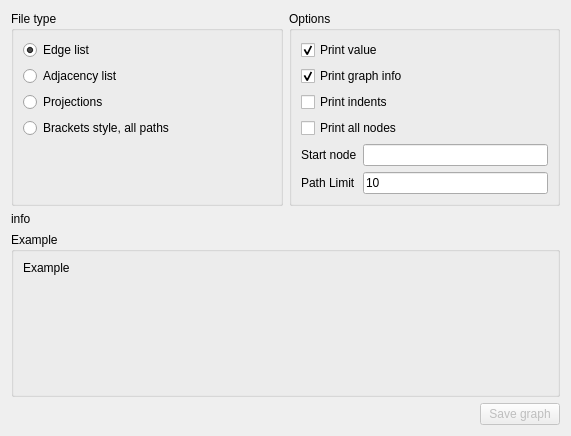
This is gui/SaveGraphForm.ui in Savelyev-Aleksey/Compact-graph as Qt 5 draws it before an edit. The edited form follows.
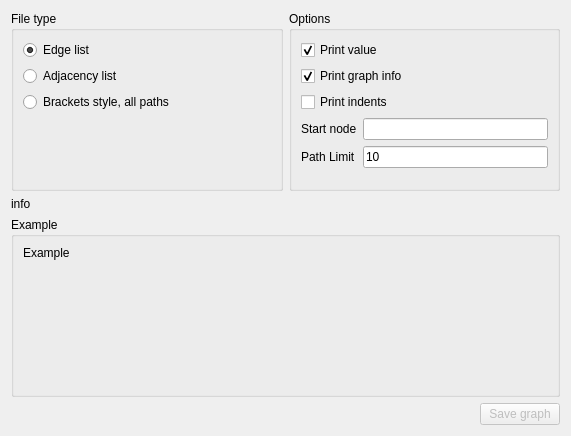
This is the edited form.

The edit to the form file:
```diff
--- a/gui/SaveGraphForm.ui
+++ b/gui/SaveGraphForm.ui
@@ -45,13 +45,6 @@
           </property>
          </widget>
         </item>
-        <item>
-         <widget class="QRadioButton" name="projectionRadio">
-          <property name="text">
-           <string>Projections</string>
-          </property>
-         </widget>
-        </item>
         <item>
          <widget class="QRadioButton" name="bracketsNestedRadio">
           <property name="text">
@@ -170,13 +163,6 @@
           </property>
          </widget>
         </item>
-        <item>
-         <widget class="QCheckBox" name="printAllNodesCheck">
-          <property name="text">
-           <string>Print all nodes</string>
-          </property>
-         </widget>
-        </item>
         <item>
          <layout class="QFormLayout" name="formLayout">
           <item row="0" column="0">
```
